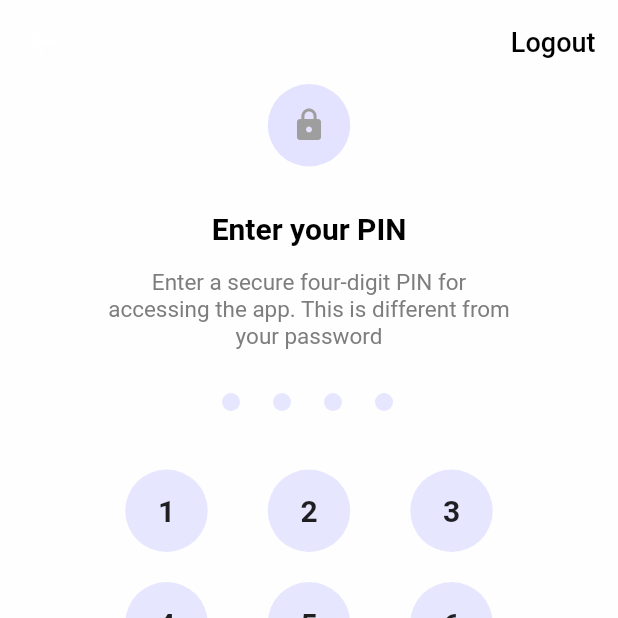
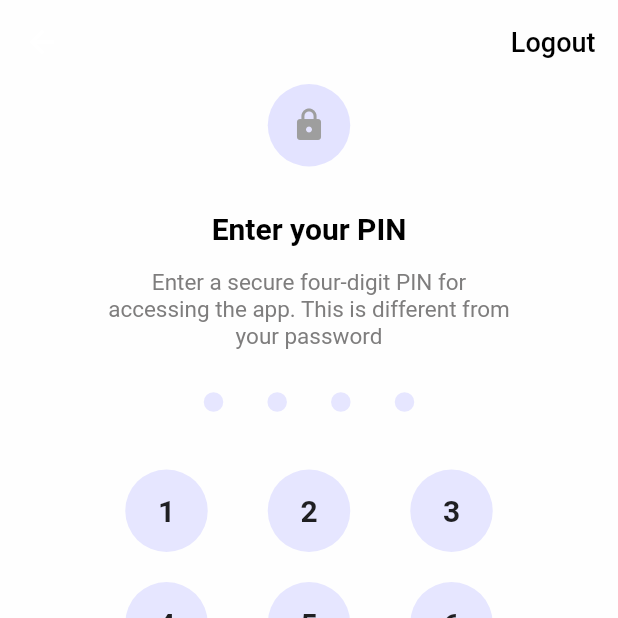
Before and after one commit to TonyoGodson/MyPaydayApp, a Flutter app: the PinScreen screen opened directly, on a phone screen of 412 x 824 dp, the top half of it. Run offline on Flutter 3.47's test engine with Material 2 defaults, Android fonts, the phone set to English and light mode, and no system bars.

Commit message:
pin indicator dots adjusted

```diff
--- a/lib/widgets/buttons.dart
+++ b/lib/widgets/buttons.dart
@@ -243,14 +243,18 @@ class  _PinPadState extends State< PinpPad> {
           width: MediaQuery.of(context).size.width * .6,
           height: 70,
           padding: EdgeInsets.zero,
-          child: Row(mainAxisAlignment: MainAxisAlignment.center,
-            children: [
-              Stack(
+          child: Padding(
+            padding: const EdgeInsets.only(left: 30.0, right: 30.0),
+            child: Row(
+              mainAxisAlignment: MainAxisAlignment.spaceEvenly,
               children: [
                 Container(
-                    width: value.isNotEmpty ? 20 : 12,
-                    height: value.isNotEmpty ? 20: 12,
-                    margin: const EdgeInsets.only(left: 10.0, top: 0.0, right: 12.0, bottom: 0.0),
+                  width: 25,
+                  height: 50,
+                  padding: value.isNotEmpty ? EdgeInsets.zero : const EdgeInsets.all(6),
+                  child:
+                    Container(
+                      margin: const EdgeInsets.only(left: 0.0, top: 0.0, right: 0.0, bottom: 0.0),
                       decoration: BoxDecoration(
                         shape: BoxShape.circle,
                         color:  value.isNotEmpty ? Colors.green : const Color(0xE5E3E3FF),
@@ -260,14 +264,14 @@ class  _PinPadState extends State< PinpPad> {
                         ),
                       ),
                     ),
-                ],
                 ),
-              Stack(
-                children: [
                 Container(
-                    width: value.length > 1 ? 20 : 12,
-                    height: value.length > 1 ? 20: 12,
-                    margin: const EdgeInsets.only(left: 10.0, top: 0.0, right: 12.0, bottom: 0.0),
+                  width: 25,
+                  height: 50,
+                  padding: value.length > 1 ? EdgeInsets.zero : const EdgeInsets.all(6),
+                  child:
+                  Container(
+                      margin: const EdgeInsets.only(left: 0.0, top: 0.0, right: 0.0, bottom: 0.0),
                       decoration: BoxDecoration(
                         shape: BoxShape.circle,
                         color: value.length > 1 ? Colors.green : const Color(0xE5E3E3FF),
@@ -277,14 +281,14 @@ class  _PinPadState extends State< PinpPad> {
                         ),
                       ),
                     ),
-                ],
                 ),
-              Stack(
-                children: [
                 Container(
-                    width: value.length > 2 ? 20 : 12,
-                    height: value.length > 2  ? 20: 12,
-                    margin: const EdgeInsets.only(left: 10.0, top: 0.0, right: 12.0, bottom: 0.0),
+                  width: 25,
+                  height: 50,
+                  padding: value.length > 2 ? EdgeInsets.zero : const EdgeInsets.all(6),
+                  child:
+                  Container(
+                      margin: const EdgeInsets.only(left: 0.0, top: 0.0, right: 0.0, bottom: 0.0),
                       decoration: BoxDecoration(
                         shape: BoxShape.circle,
                         color: value.length > 2 ? Colors.green : const Color(0xE5E3E3FF),
@@ -294,14 +298,14 @@ class  _PinPadState extends State< PinpPad> {
                         ),
                       ),
                     ),
-                ],
                 ),
-              Stack(
-                children: [
                 Container(
-                    width: value.length > 3 ? 20 : 12,
-                    height: value.length > 3  ? 20: 12,
-                    margin: const EdgeInsets.only(left: 10.0, top: 0.0, right: 12.0, bottom: 0.0),
+                  width: 25,
+                  height: 50,
+                  padding: value.length > 3 ? EdgeInsets.zero : const EdgeInsets.all(6),
+                  child:
+                  Container(
+                      margin: const EdgeInsets.only(left: 0.0, top: 0.0, right: 0.0, bottom: 0.0),
                       decoration: BoxDecoration(
                         shape: BoxShape.circle,
                         color: value.length > 3 ? Colors.green : const Color(0xE5E3E3FF),
@@ -311,9 +315,9 @@ class  _PinPadState extends State< PinpPad> {
                         ),
                       ),
                     ),
-                ],
                 ),
               ],),
+          ),
         ),
 // =================Buttons 1, 2, 3======================
         Row(mainAxisAlignment: MainAxisAlignment.center,
```
Lines whose indentation alone changed are shown as unchanged.
